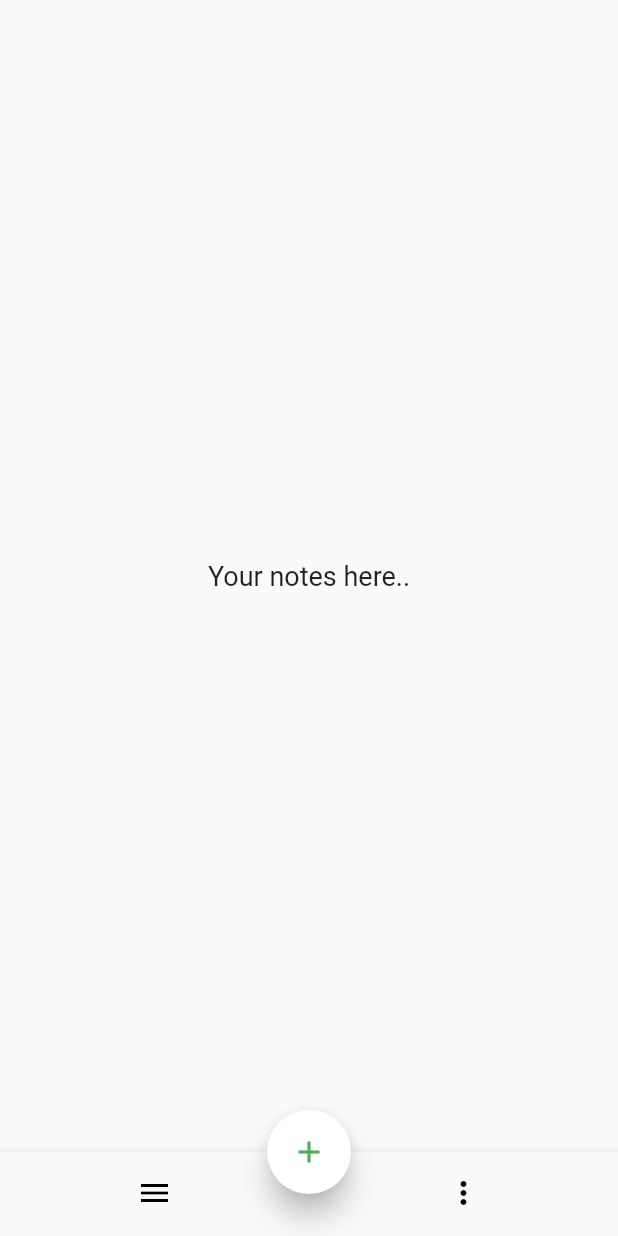
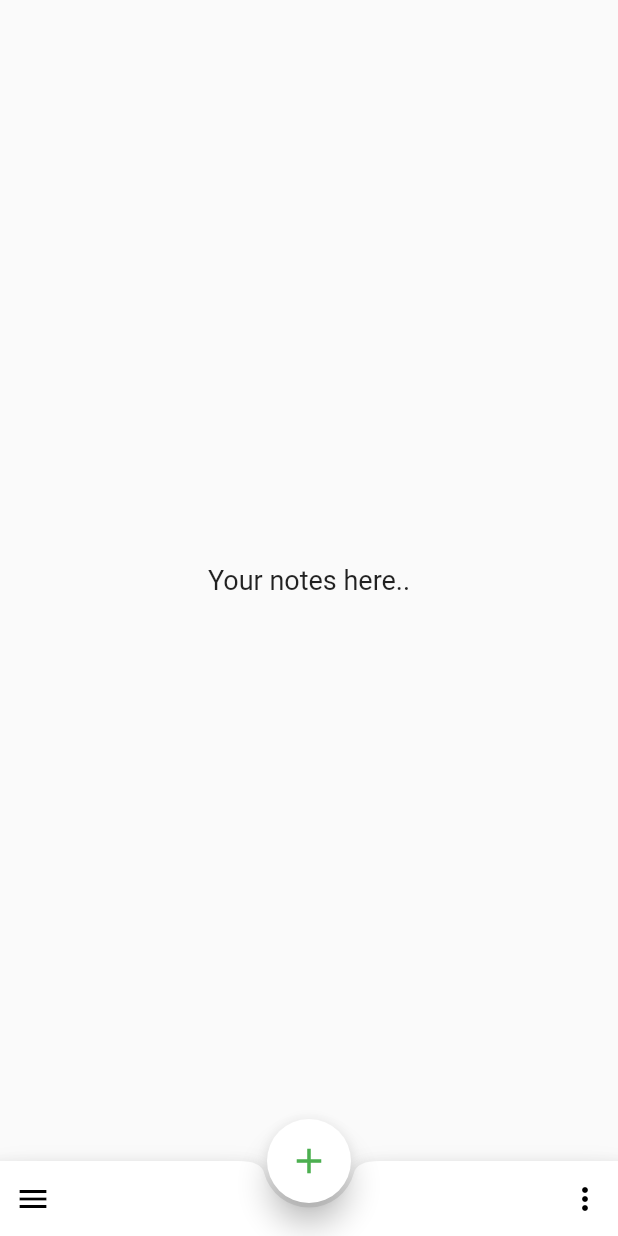
Before and after one commit to Sweng29/daily_tasks, a Flutter app: the screen it shows after launch, on a phone screen of 412 x 824 dp. Run offline on Flutter 3.47's test engine with Material 2 defaults, Android fonts, the phone set to English and light mode, and no system bars.

Commit message:
Bottom Navigation bar with modifications - Version - 1.0.1

```diff
--- a/lib/main.dart
+++ b/lib/main.dart
@@ -6,39 +6,42 @@ class MyApp extends StatelessWidget {
   // This widget is the root of your application.
   @override
   Widget build(BuildContext context) {
-    List<BottomNavigationBarItem> bottomNavigationBarMenu = [
-      BottomNavigationBarItem(
-        icon: Icon(
-          Icons.menu,
-          color: Colors.black,
-        ),
-        title: new Text('Home'),
-      ),
-      BottomNavigationBarItem(
-        icon: Icon(
-          Icons.more_vert,
-          color: Colors.black,
-        ),
-        title: new Text('Options'),
-      ),
-    ];
     return MaterialApp(
       title: 'Daily Tasks',
       theme: ThemeData(
         primarySwatch: Colors.blue,
       ),
       home: Scaffold(
-        bottomNavigationBar: BottomNavigationBar(
-          items: bottomNavigationBarMenu,
-          showUnselectedLabels: false,
-          showSelectedLabels: false,
+        bottomNavigationBar: BottomAppBar(
+          child: Container(
+            child: Row(
+              mainAxisSize: MainAxisSize.max,
+              mainAxisAlignment: MainAxisAlignment.spaceBetween,
+              children: <Widget>[
+                Icon(
+                  Icons.menu,
+                  color: Colors.black,
+                ),
+                Icon(
+                  Icons.more_vert,
+                  color: Colors.black,
+                ),
+              ],
+            ),
+            height: 50.0,
+            padding: EdgeInsets.all(10.0),
+          ),
+          shape: CircularNotchedRectangle(),
+          color: Colors.white,
           elevation: 8.0,
+          notchMargin: 3.0,
         ),
         floatingActionButton: FloatingActionButton(
           onPressed: () {},
           child: Icon(
             Icons.add,
             color: Colors.green,
+            size: 28,
           ),
           backgroundColor: Colors.white,
           elevation: 8.0,
```
